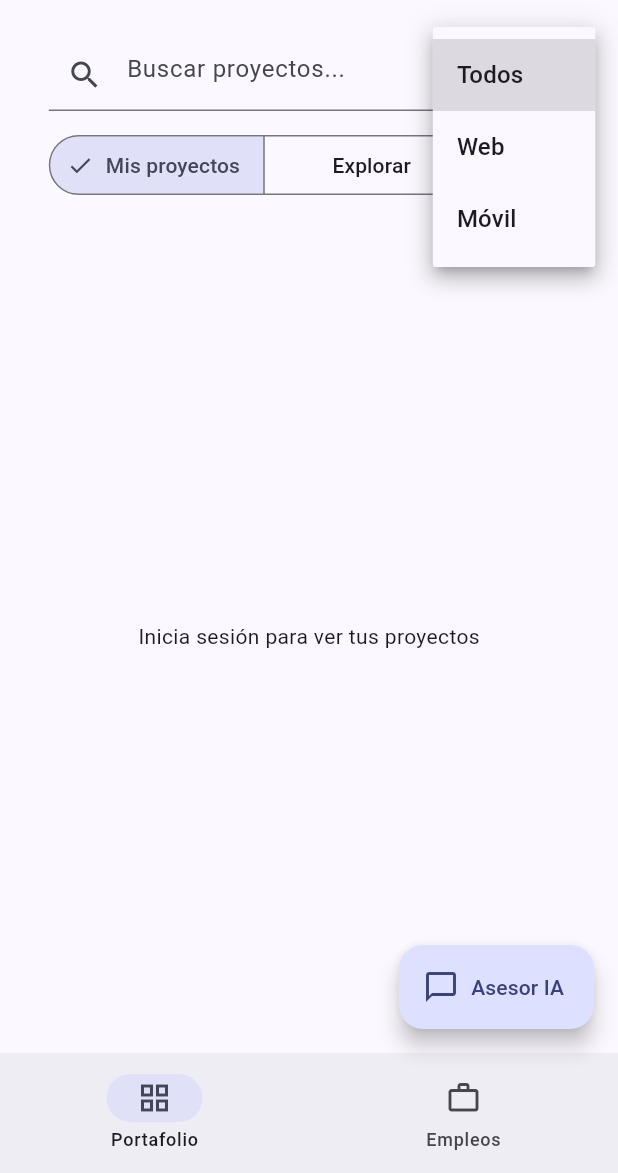
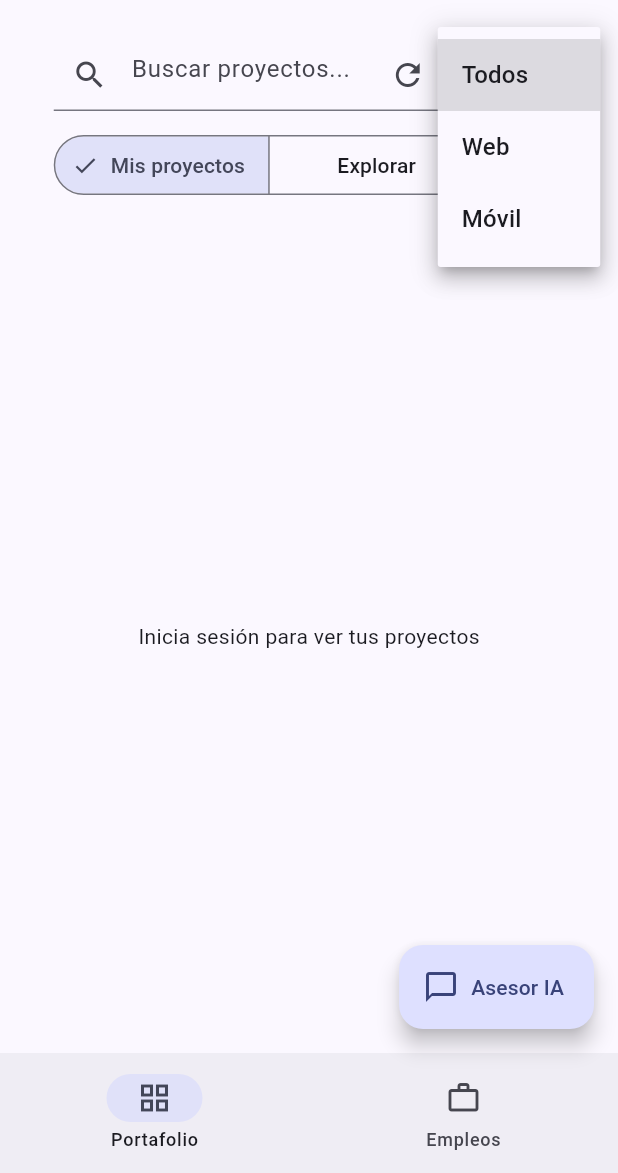
Before and after one commit to Gill3010/innovate, a Flutter app: the screen it shows after launch, after a tap on "Todos", on a phone screen of 412 x 824 dp, the part 63-1236 px from its top. Run offline on Flutter 3.47's test engine with Material 3 defaults, Android fonts, the phone set to English and light mode, and no system bars; our stand-ins replace file_picker, image_picker, qr_flutter, rxdart, shared_preferences.

Commit message:
Commit 2025-10-30 16:50:57

```diff
--- a/lib/features/portfolio/portfolio_page.dart
+++ b/lib/features/portfolio/portfolio_page.dart
@@ -315,9 +315,14 @@ class _PortfolioPageState extends State<PortfolioPage> {
                     width: MediaQuery.of(context).size.width < 420 ? 260 : 360,
                     child: TextField(
                       controller: _searchCtrl,
-                      decoration: const InputDecoration(
+                      decoration: InputDecoration(
                         hintText: 'Buscar proyectos...',
-                        prefixIcon: Icon(Icons.search),
+                        prefixIcon: const Icon(Icons.search),
+                        suffixIcon: IconButton(
+                          tooltip: 'Recargar',
+                          icon: const Icon(Icons.refresh),
+                          onPressed: _refresh,
+                        ),
                       ),
                       onChanged: (_) => setState(() {}),
                     ),
@@ -345,10 +350,7 @@ class _PortfolioPageState extends State<PortfolioPage> {
                       _refresh();
                     },
                   ),
-                  IconButton(
-                    onPressed: _refresh,
-                    icon: const Icon(Icons.refresh),
-                  ),
+                  // refresh también disponible como gesto pull-to-refresh abajo
                   if (logged)
                     PopupMenuButton<String>(
                       tooltip: 'Más opciones',
```
